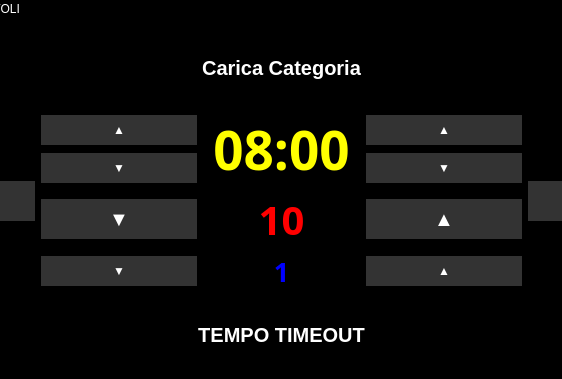
Old version of the form rasp5/gui/tabellone.ui in the repository pythonpenguin/segnapunti_pallanuoto; both pictures show x 231 to 793 and y 0 to 379 of the 1024 by 600 pixel window.
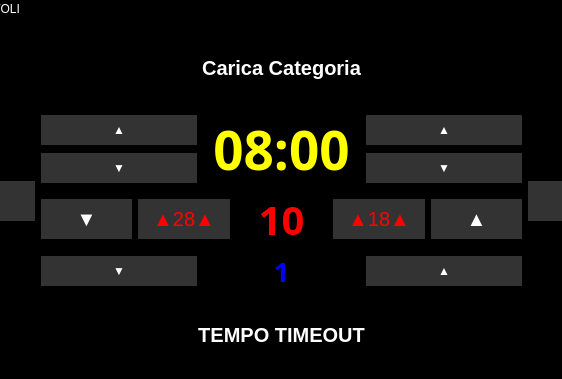
New version of the form.

```diff
--- a/rasp5/gui/tabellone.ui
+++ b/rasp5/gui/tabellone.ui
@@ -246,6 +246,21 @@
                                         </property>
                                     </widget>
                                 </item>
+                                <item>
+                                    <widget class="QPushButton" name="buttonPossessoReset">
+                                        <property name="font">
+                                            <font>
+                                                <pointsize>15</pointsize>
+                                            </font>
+                                        </property>
+                                        <property name="styleSheet">
+                                            <string notr="true">color:#FF0000;</string>
+                                        </property>
+                                        <property name="text">
+                                            <string>▲28▲</string>
+                                        </property>
+                                    </widget>
+                                </item>
                                 <item>
                                     <widget class="QLabel" name="labelPossesso">
                                         <property name="font">
@@ -266,6 +281,21 @@
                                         </property>
                                     </widget>
                                 </item>
+                                <item>
+                                    <widget class="QPushButton" name="buttonPossessoExtend">
+                                        <property name="font">
+                                            <font>
+                                                <pointsize>15</pointsize>
+                                            </font>
+                                        </property>
+                                        <property name="styleSheet">
+                                            <string notr="true">color:#FF0000;</string>
+                                        </property>
+                                        <property name="text">
+                                            <string>▲18▲</string>
+                                        </property>
+                                    </widget>
+                                </item>
                                 <item>
                                     <widget class="QPushButton" name="buttonPossessoPlus">
                                         <property name="font">
```
